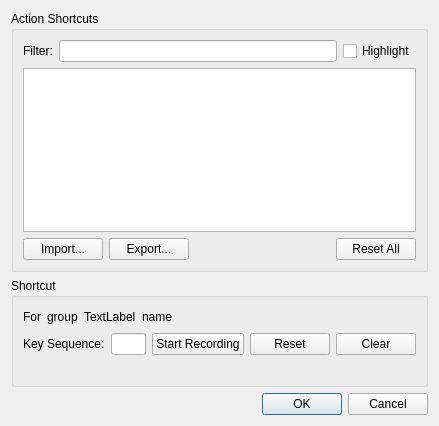
The window that librecad/src/ui/dialogs/settings/shortcuts/lc_actionsshortcutsdialog.ui (LibreCAD/LibreCAD) describes before a commit, drawn with Qt 5.
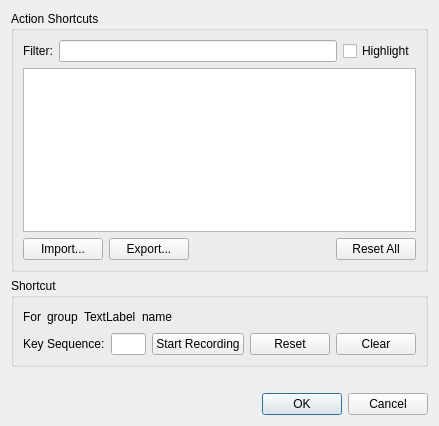
The same window after the commit. Icons and pictures are not drawn. Custom widgets are drawn as their Qt base class.

Commit message: shortcuts dialog collisions check on save

What changed in the file:
```diff
--- a/librecad/src/ui/dialogs/settings/shortcuts/lc_actionsshortcutsdialog.ui
+++ b/librecad/src/ui/dialogs/settings/shortcuts/lc_actionsshortcutsdialog.ui
@@ -51,13 +51,6 @@
         </property>
        </widget>
       </item>
-      <item row="3" column="0" colspan="4">
-       <widget class="QLabel" name="lblMessage">
-        <property name="text">
-         <string/>
-        </property>
-       </widget>
-      </item>
       <item row="2" column="1">
        <widget class="QLineEdit" name="leKeySequence">
         <property name="readOnly">
@@ -123,7 +116,7 @@
      </layout>
     </widget>
    </item>
-   <item row="3" column="0">
+   <item row="4" column="0">
     <widget class="QDialogButtonBox" name="buttonBox">
      <property name="orientation">
       <enum>Qt::Horizontal</enum>
@@ -233,6 +226,13 @@
      </layout>
     </widget>
    </item>
+   <item row="3" column="0">
+    <widget class="QLabel" name="lblMessage">
+     <property name="text">
+      <string/>
+     </property>
+    </widget>
+   </item>
   </layout>
  </widget>
  <customwidgets>
```
The commit also changes 7 other files.
